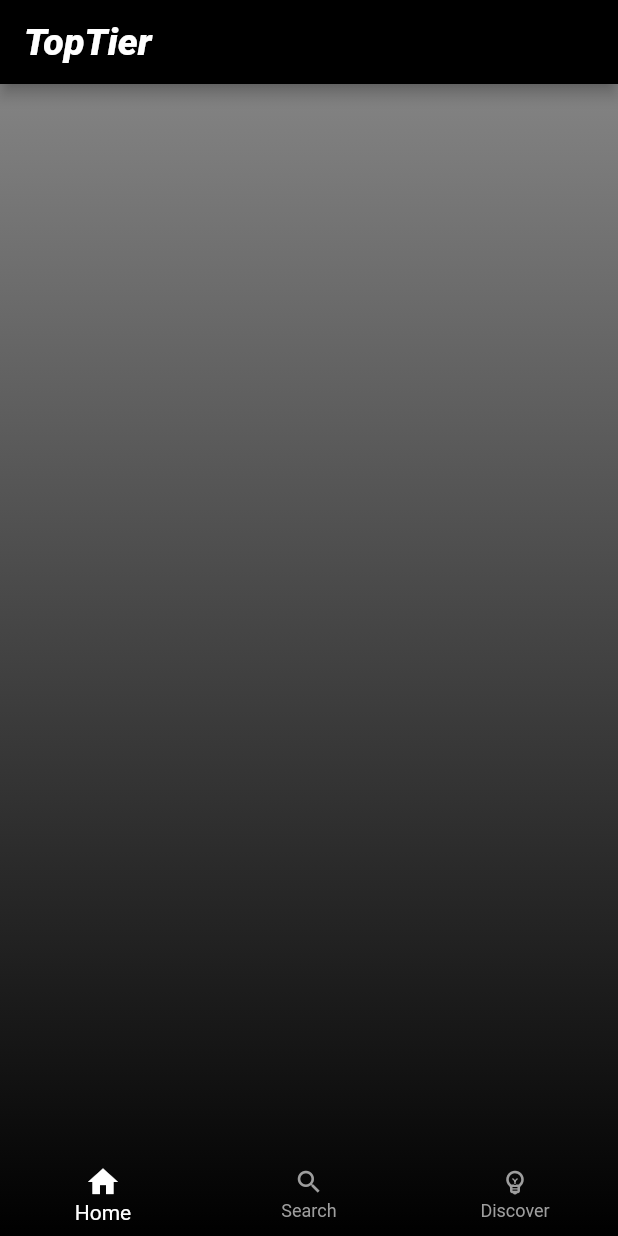
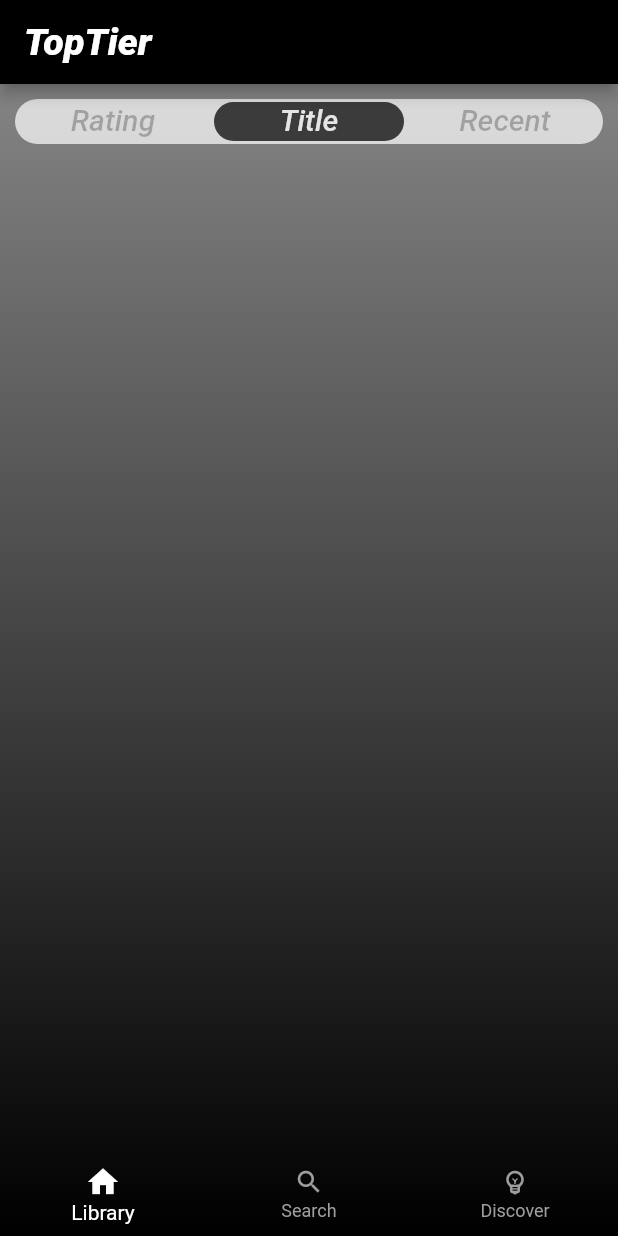
Before and after one commit to AlainAmbrose/TopTier-Games, a Flutter app: the HomePage screen opened directly, on a phone screen of 412 x 824 dp. Run offline on Flutter 3.47's test engine with Material 2 defaults, Android fonts, the phone set to English and light mode, and no system bars; our stand-ins replace fluttertoast; Roboto replaces fonts that are missing (Inter-Bold, Inter-Regular).

Commit message:
Added tabs for library

```diff
--- a/frontendmobile/lib/bottomNavBar.dart
+++ b/frontendmobile/lib/bottomNavBar.dart
@@ -32,7 +32,7 @@ class _HomePageState extends State<HomePage> {
         items: const <BottomNavigationBarItem>[
           BottomNavigationBarItem(
             icon: Icon(Icons.home),
-            label: 'Home',
+            label: 'Library',
           ),
           BottomNavigationBarItem(
             icon: Icon(Icons.search),
--- a/frontendmobile/lib/library.dart
+++ b/frontendmobile/lib/library.dart
@@ -6,7 +6,10 @@ class LibraryPage extends StatelessWidget {
 
   @override
   Widget build(BuildContext context) {
-    return Scaffold(
+    return DefaultTabController(
+        initialIndex: 1,
+        length: 3,
+      child: Scaffold(
       extendBodyBehindAppBar: true,
       appBar: AppBar(
         automaticallyImplyLeading: false,
@@ -17,10 +20,10 @@ class LibraryPage extends StatelessWidget {
                 fontWeight: FontWeight.w800,
                 fontStyle: FontStyle.italic,
                 fontSize: 25),
-
         ),
         backgroundColor: Colors.black,
       ),
+
       body: Container(
         decoration: const BoxDecoration(
           gradient: LinearGradient(
@@ -29,6 +32,58 @@ class LibraryPage extends StatelessWidget {
             end: Alignment.bottomCenter,
           ),
         ),
+        child: ListView(
+          children: <Widget>[
+            Container(
+                height: 30,
+                margin: const EdgeInsets.all(10.0),
+                decoration: BoxDecoration(
+                  color: Colors.white70,
+                  borderRadius: BorderRadius.circular(50),
+                ),
+                child: TabBar(
+                  unselectedLabelStyle: const TextStyle(
+                      fontFamily: 'Inter-Regular',
+                      fontStyle: FontStyle.italic,
+                      fontSize: 20),
+
+                  unselectedLabelColor:Colors.black26,
+                  labelColor: const Color.fromARGB(255, 229, 229, 229),
+                  indicatorPadding: const EdgeInsets.all(2.0),
+                  labelStyle: const TextStyle(
+                      fontFamily: 'Inter-Regular',
+                      fontStyle: FontStyle.italic,
+                      fontSize: 20),
+
+                  indicator: BoxDecoration(
+                      color: const Color.fromARGB(255, 59, 59, 59),
+                      borderRadius: BorderRadius.circular(50)), //Change background color from here
+                  tabs: const <Widget>[
+                    Tab(
+                      text: "Rating",
+                    ),
+                    Tab(
+                      text: "Title",
+                    ),
+                    Tab(
+                      text: "Recent",
+                    ),
+                  ],
+                )
+            ),
+            Container(
+              decoration: const BoxDecoration(
+                gradient: LinearGradient(
+                  colors: [Color.fromARGB(255, 141, 141, 141), Colors.black],
+                  begin: Alignment.topCenter,
+                  end: Alignment.bottomCenter,
+                ),
+              ),
+
+            ),
+          ],
+        ),
+      ),
       ),
     );
   }
--- a/frontendmobile/lib/search.dart
+++ b/frontendmobile/lib/search.dart
@@ -31,5 +31,6 @@ class SearchPage extends StatelessWidget {
         ),
       ),
     );
+
   }
 }
```
Also changed, not shown: frontendmobile/pubspec.yaml (+4 -4 lines), frontendmobile/pubspec.lock. Lines whose indentation alone changed are shown as unchanged.
